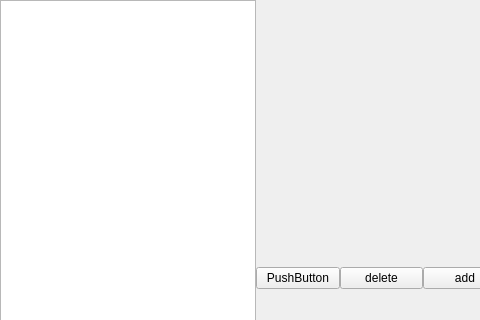
First picture: the form in uitester/ui/case_manager/case_manager.ui, repository IfengAutomation/uitester, before the edit; both pictures show x 0 to 480 and y 0 to 320 of the 674 by 556 pixel window.
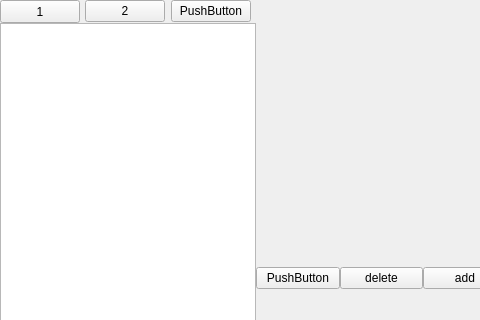
Second picture: the form after the edit.

Commit message: add tag manager

Patch:
```diff
--- a/uitester/ui/case_manager/case_manager.ui
+++ b/uitester/ui/case_manager/case_manager.ui
@@ -37,6 +37,60 @@
    </property>
    <item>
     <layout class="QHBoxLayout" name="QHBoxLayout">
+     <property name="spacing">
+      <number>0</number>
+     </property>
+     <item>
+      <layout class="QVBoxLayout" name="verticalLayout">
+       <property name="spacing">
+        <number>0</number>
+       </property>
+       <item>
+        <layout class="QHBoxLayout" name="tag_button_layout" stretch="0,0,0">
+         <property name="spacing">
+          <number>0</number>
+         </property>
+         <property name="sizeConstraint">
+          <enum>QLayout::SetDefaultConstraint</enum>
+         </property>
+         <property name="rightMargin">
+          <number>0</number>
+         </property>
+         <item alignment="Qt::AlignLeft">
+          <widget class="QPushButton" name="add_tag_button">
+           <property name="sizePolicy">
+            <sizepolicy hsizetype="Minimum" vsizetype="Minimum">
+             <horstretch>0</horstretch>
+             <verstretch>0</verstretch>
+            </sizepolicy>
+           </property>
+           <property name="minimumSize">
+            <size>
+             <width>75</width>
+             <height>23</height>
+            </size>
+           </property>
+           <property name="text">
+            <string>1</string>
+           </property>
+          </widget>
+         </item>
+         <item alignment="Qt::AlignLeft">
+          <widget class="QPushButton" name="delete_tag_button">
+           <property name="text">
+            <string>2</string>
+           </property>
+          </widget>
+         </item>
+         <item alignment="Qt::AlignLeft">
+          <widget class="QPushButton" name="modify_tag_button">
+           <property name="text">
+            <string>PushButton</string>
+           </property>
+          </widget>
+         </item>
+        </layout>
+       </item>
      <item>
       <widget class="QListWidget" name="tag_list_widget">
        <property name="sizePolicy">
@@ -47,8 +101,8 @@
        </property>
        <property name="minimumSize">
         <size>
-         <width>150</width>
-         <height>0</height>
+           <width>200</width>
+           <height>1</height>
         </size>
        </property>
        <property name="baseSize">
@@ -58,6 +112,8 @@
         </size>
        </property>
       </widget>
+       </item>
+      </layout>
      </item>
      <item>
       <layout class="QVBoxLayout" name="data_message_layout">
```
Lines whose indentation alone changed are shown as unchanged. The commit also changes 12 other files.
